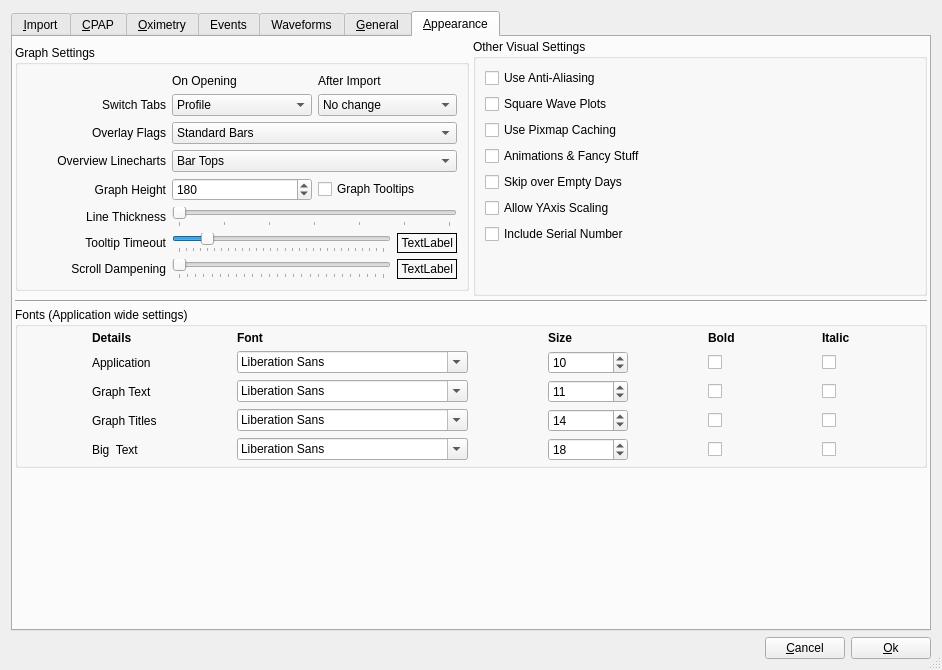
Above: oscar/preferencesdialog.ui from littleyoda/oscar before the change. Below: the same form after it.
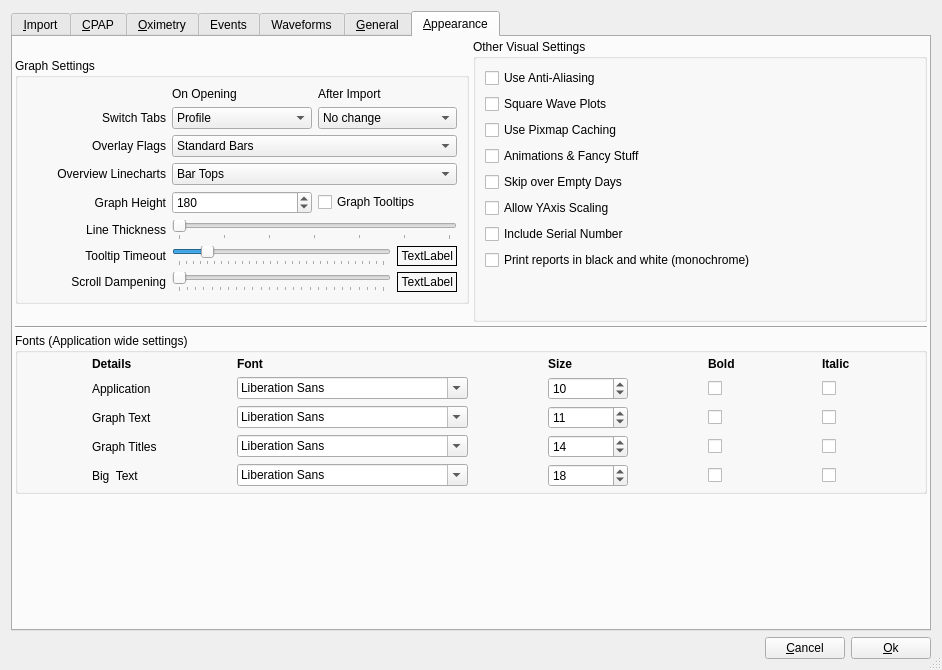
That is the form after the change. The open tabs and pages were chosen to show the change. Icons and pictures are not drawn.

Commit message: Add preference for B&W printing.

Diff of the .ui file:
```diff
--- a/oscar/preferencesdialog.ui
+++ b/oscar/preferencesdialog.ui
@@ -2741,6 +2741,16 @@
                  </property>
                 </widget>
                </item>
+               <item>
+                <widget class="QCheckBox" name="monochromePrinting">
+                 <property name="toolTip">
+                  <string>Print reports in black and white, which can be more legible on non-color printers</string>
+                 </property>
+                 <property name="text">
+                  <string>Print reports in black and white (monochrome)</string>
+                 </property>
+                </widget>
+               </item>
                <item>
                 <spacer name="verticalSpacer">
                  <property name="orientation">
```
The commit also changes 3 other files.
